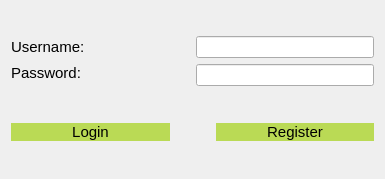
Before: the Qt Designer form Store/loginpage.ui in SamanOmidi/GroceryStore, drawn with Qt 5.
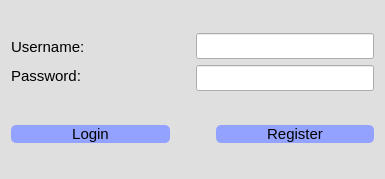
After: the same form once the commit is applied.

What changed in the file:
```diff
--- a/Store/loginpage.ui
+++ b/Store/loginpage.ui
@@ -20,15 +20,20 @@
    <string>Login</string>
   </property>
   <property name="styleSheet">
-   <string notr="true">#loginbutton
+   <string notr="true">#loginpage
 {
-	border-radius: 10px;
-  	background: #BADA55;
+background-color:rgb(223, 223, 223);
+}
+
+#loginbutton
+{
+	border-radius: 5px;
+  	background: rgb(148, 162, 255);;
 }
 #registerbutton
 {
-	border-radius: 10px;
-  	background: #BADA55;
+	border-radius: 5px;
+  	background:  rgb(148, 162, 255);
 }</string>
   </property>
   <layout class="QVBoxLayout" name="verticalLayout_3">
@@ -84,6 +89,11 @@
            <verstretch>0</verstretch>
           </sizepolicy>
          </property>
+         <property name="font">
+          <font>
+           <pointsize>11</pointsize>
+          </font>
+         </property>
         </widget>
        </item>
        <item>
@@ -94,6 +104,11 @@
            <verstretch>0</verstretch>
           </sizepolicy>
          </property>
+         <property name="font">
+          <font>
+           <pointsize>11</pointsize>
+          </font>
+         </property>
          <property name="echoMode">
           <enum>QLineEdit::Password</enum>
          </property>
```
